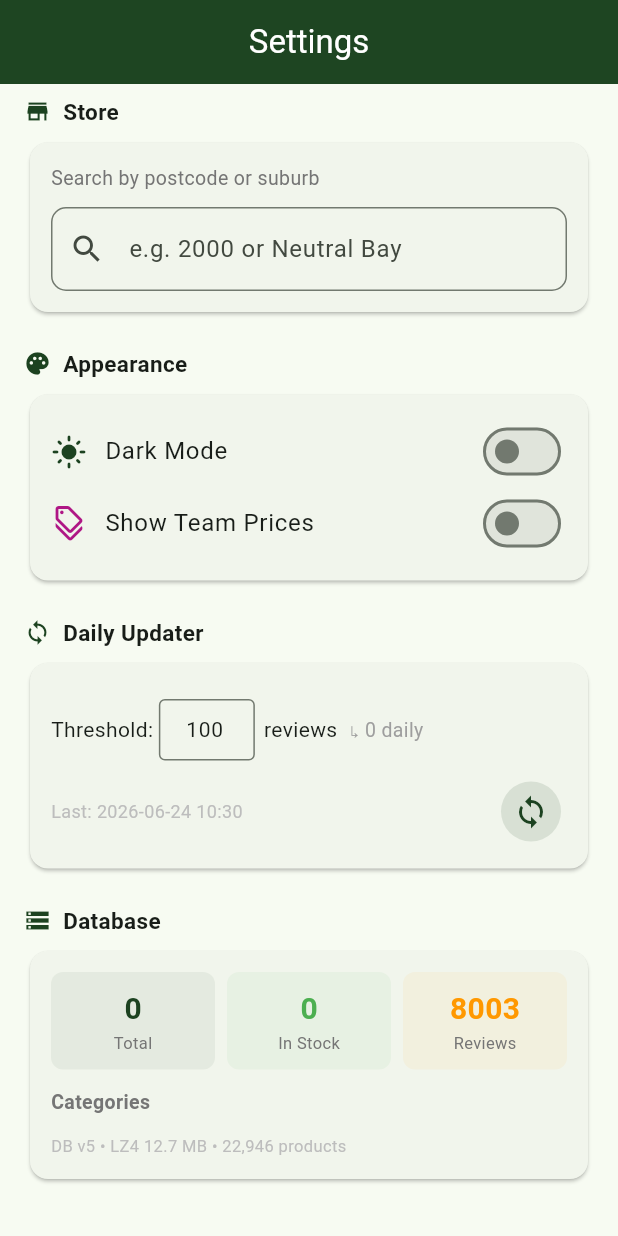
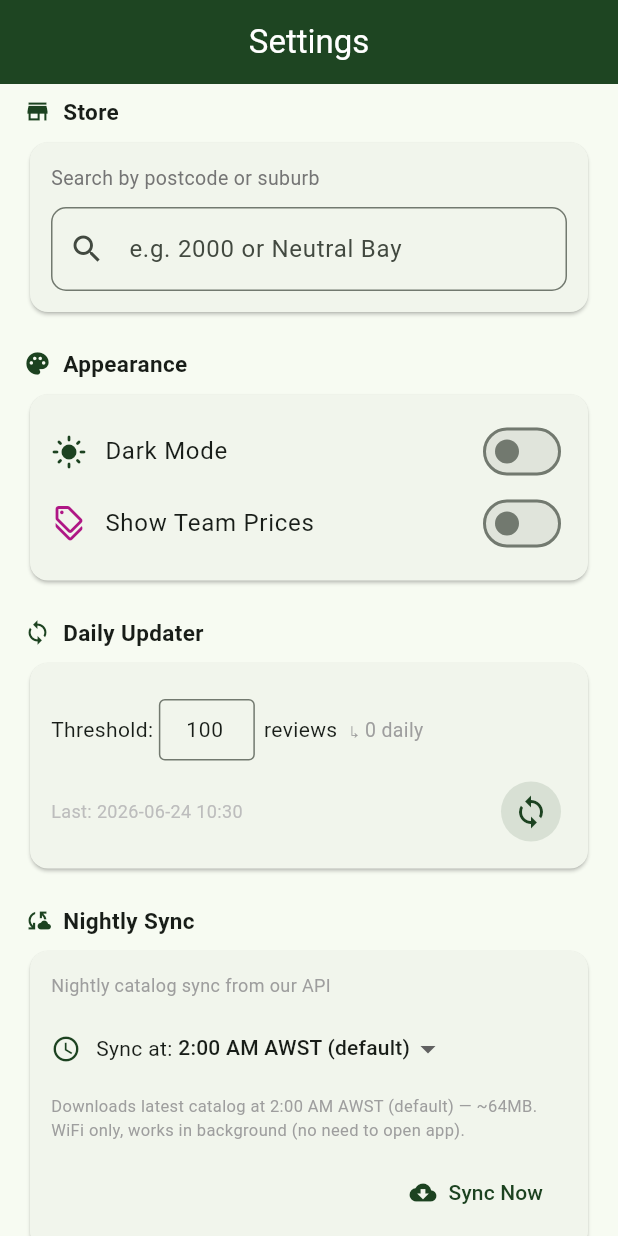
Before and after one commit to CalvFletch/MY-dans, a Flutter app: the SettingsScreen screen opened directly with empty values, after a tap on the "sync" icon, on a phone screen of 412 x 824 dp. Run offline on Flutter 3.47's test engine with Material 3 defaults, Android fonts, the phone set to English and light mode, and no system bars; our stand-ins replace cached_network_image, fl_chart, flutter_svg, shared_preferences, sqflite; missing offline and left inert: dart_lz4, mobile_scanner; accounts and stored records are empty; network calls fail.

Commit message:
Asset reorg: renamed icons + sync schedule + DM key stripped + WiFi bg sync

```diff
--- a/lib/screens/settings_screen.dart
+++ b/lib/screens/settings_screen.dart
@@ -1,10 +1,13 @@
 import 'dart:async';
+import 'dart:io';
 import 'package:flutter/material.dart';
+import 'package:path_provider/path_provider.dart';
 import '../main.dart';
 import '../services/api_service.dart';
 import '../services/cache_service.dart';
 import '../services/database_service.dart';
 import '../services/background_service.dart';
+import '../services/sync_service.dart';
 
 class SettingsScreen extends StatefulWidget {
   final bool darkMode;
@@ -37,6 +40,7 @@ class _SettingsScreenState extends State<SettingsScreen> {
   Map<String, int> _catCounts = {};
   int _totalProducts = 0;
   int _inStock = 0;
+  int _syncHour = 2; // default 2am AWST
 
   @override
   void initState() {
@@ -44,6 +48,7 @@ class _SettingsScreenState extends State<SettingsScreen> {
     _loadStore();
     _loadDailyInfo();
     _loadStats();
+    _loadSyncSettings();
     _searchController.addListener(_onSearchChanged);
   }
 
@@ -64,12 +69,13 @@ class _SettingsScreenState extends State<SettingsScreen> {
       stock += row['st'] as int;
       total += row['c'] as int;
     }
-    if (mounted)
+    if (mounted) {
       setState(() {
         _catCounts = counts;
         _totalProducts = total;
         _inStock = stock;
       });
+    }
   }
 
   Future<void> _loadDailyInfo() async {
@@ -83,6 +89,11 @@ class _SettingsScreenState extends State<SettingsScreen> {
       _lastDailyRun = last;
       _estimatedCount = count;
     });
+  }
+
+  Future<void> _loadSyncSettings() async {
+    final h = await CacheService.getSyncHour();
+    if (mounted) setState(() => _syncHour = h);
   }
 
   Future<void> _runNow() async {
@@ -99,11 +110,12 @@ class _SettingsScreenState extends State<SettingsScreen> {
       );
       await _loadDailyInfo();
     } finally {
-      if (mounted)
+      if (mounted) {
         setState(() {
           _running = false;
           _dailyProgress = null;
         });
+      }
     }
   }
 
@@ -135,11 +147,12 @@ class _SettingsScreenState extends State<SettingsScreen> {
     if (q.isEmpty || q.length < 3) return;
     setState(() => _loading = true);
     final stores = await ApiService.searchStores(q);
-    if (mounted)
+    if (mounted) {
       setState(() {
         _stores = stores;
         _loading = false;
       });
+    }
   }
 
   Future<void> _selectStore(Map<String, dynamic> store) async {
@@ -187,6 +200,10 @@ class _SettingsScreenState extends State<SettingsScreen> {
           _section('Daily Updater', Icons.sync),
           const SizedBox(height: 6),
           _updaterCard(),
+          const SizedBox(height: 20),
+          _section('Nightly Sync', Icons.cloud_sync),
+          const SizedBox(height: 6),
+          _syncCard(),
           const SizedBox(height: 20),
           _section('Database', Icons.storage),
           const SizedBox(height: 6),
@@ -454,6 +471,119 @@ class _SettingsScreenState extends State<SettingsScreen> {
   int get _totalNew =>
       _catCounts.values.fold(0, (a, b) => a + b) > 0 ? 504 : 504; // from build
 
+  Future<void> _exportDb() async {
+    try {
+      final data = await DatabaseService.instance.exportDb();
+      final dir = await getApplicationDocumentsDirectory();
+      final file = File('${dir.path}/mydans_export.db.lz4');
+      await file.writeAsBytes(data);
+      if (mounted) {
+        ScaffoldMessenger.of(context).showSnackBar(
+          SnackBar(
+            content: Text(
+              'Exported ${(data.length / 1024 / 1024).toStringAsFixed(1)} MB to ${file.path}',
+            ),
+          ),
+        );
+      }
+    } catch (e) {
+      if (mounted) {
+        ScaffoldMessenger.of(
+          context,
+        ).showSnackBar(SnackBar(content: Text('Export failed: $e')));
+      }
+    }
+  }
+
+  // ── Nightly Sync ───────────────────────────
+
+  Widget _syncCard() {
+    final labels = {
+      -1: 'Manual only',
+      0: '12:00 AM AWST',
+      1: '1:00 AM AWST',
+      2: '2:00 AM AWST (default)',
+      3: '3:00 AM AWST',
+      4: '4:00 AM AWST',
+      22: '10:00 PM AWST',
+      23: '11:00 PM AWST',
+    };
+
+    return _card(
+      children: [
+        const Text(
+          'Nightly catalog sync from our API',
+          style: TextStyle(fontSize: 12, color: Colors.grey),
+        ),
+        const SizedBox(height: 10),
+        Row(
+          children: [
+            const Icon(Icons.schedule, size: 20, color: AppColors.primary),
+            const SizedBox(width: 10),
+            const Text('Sync at: ', style: TextStyle(fontSize: 14)),
+            DropdownButton<int>(
+              value: _syncHour,
+              items: labels.entries.map((e) {
+                return DropdownMenuItem(
+                  value: e.key,
+                  child: Text(e.value, style: const TextStyle(fontSize: 14)),
+                );
+              }).toList(),
+              onChanged: (v) async {
+                if (v != null) {
+                  setState(() => _syncHour = v);
+                  await CacheService.setSyncHour(v);
+                  await SyncService.schedule(
+                    hour: v,
+                  ); // re-schedule background task
+                }
+              },
+              underline: const SizedBox(),
+            ),
+          ],
+        ),
+        const SizedBox(height: 6),
+        Text(
+          _syncHour == -1
+              ? 'Sync only when you tap "Check Now" below.'
+              : 'Downloads latest catalog at ${labels[_syncHour] ?? '???'} — ~64MB. '
+                    'WiFi only, works in background (no need to open app).',
+          style: const TextStyle(fontSize: 11, color: Colors.grey),
+        ),
+        const SizedBox(height: 10),
+        Row(
+          children: [
+            const Spacer(),
+            TextButton.icon(
+              onPressed: () async {
+                try {
+                  final ok = await DatabaseService.instance.checkRemoteDb();
+                  if (mounted) {
+                    ScaffoldMessenger.of(context).showSnackBar(
+                      SnackBar(
+                        content: Text(
+                          ok ? 'Catalog updated!' : 'Already up to date',
+                        ),
+                      ),
+                    );
+                  }
+                } catch (e) {
+                  if (mounted) {
+                    ScaffoldMessenger.of(
+                      context,
+                    ).showSnackBar(SnackBar(content: Text('Sync failed: $e')));
+                  }
+                }
+              },
+              icon: const Icon(Icons.cloud_download, size: 18),
+              label: const Text('Sync Now'),
+            ),
+          ],
+        ),
+      ],
+    );
+  }
+
   // ── Database ───────────────────────────────
 
   Widget _dbCard(bool isDark) {
@@ -469,9 +599,9 @@ class _SettingsScreenState extends State<SettingsScreen> {
         // Summary row
         Row(
           children: [
-            _statBox('Total', '${_totalProducts}', AppColors.primary, isDark),
+            _statBox('Total', '$_totalProducts', AppColors.primary, isDark),
             const SizedBox(width: 8),
-            _statBox('In Stock', '${_inStock}', Colors.green, isDark),
+            _statBox('In Stock', '$_inStock', Colors.green, isDark),
             const SizedBox(width: 8),
             _statBox('Reviews', '8003', Colors.orange, isDark),
           ],
@@ -538,9 +668,23 @@ class _SettingsScreenState extends State<SettingsScreen> {
               ),
             ),
         const SizedBox(height: 6),
-        Text(
-          'DB v5 • LZ4 12.7 MB • 22,946 products',
-          style: TextStyle(color: Colors.grey[400], fontSize: 11),
+        Row(
+          children: [
+            Text(
+              'DB v5 • LZ4 • $_totalProducts products',
+              style: TextStyle(color: Colors.grey[400], fontSize: 11),
+            ),
+            const Spacer(),
+            IconButton(
+              onPressed: _exportDb,
+              icon: const Icon(Icons.upload_file, size: 18),
+              tooltip: 'Export DB',
+              style: IconButton.styleFrom(
+                backgroundColor: AppColors.primary.withAlpha(25),
+                padding: const EdgeInsets.all(6),
+              ),
+            ),
+          ],
         ),
       ],
     );
--- a/lib/services/background_service.dart
+++ b/lib/services/background_service.dart
@@ -3,14 +3,49 @@ import 'dart:convert';
 import 'package:http/http.dart' as http;
 import 'package:shared_preferences/shared_preferences.dart';
 import 'database_service.dart';
+import 'cache_service.dart';
+import 'sync_service.dart';
 
 /// Background daily product updater
-/// - Runs on app launch if >24h since last run
-/// - Finds new products in catalog
-/// - Updates details/prices/stock for popular items (≥ review threshold)
+/// - Nightly: downloads full catalog from our API at user's chosen time
+/// - Daily: updates details/prices/stock for popular items (≥ review threshold)
 class BackgroundUpdater {
   static const _lastRunKey = 'daily_update_last_run';
   static const _reviewThresholdKey = 'daily_review_threshold';
+
+  /// Called on app launch — checks if nightly sync is due.
+  /// Downloads latest catalog from our API if within the sync window.
+  static Future<bool> syncCatalogIfScheduled() async {
+    try {
+      final syncHour = await CacheService.getSyncHour();
+      if (syncHour == -1) return false; // Manual only
+
+      final lastSync = await CacheService.getLastSync();
+      final now = DateTime.now();
+
+      // Sync if current hour matches scheduled hour AND last sync > 20h ago
+      if (now.hour != syncHour) return false;
+
+      if (lastSync != null && now.difference(lastSync).inHours < 20) {
+        return false;
+      }
+
+      print('[SYNC] Running nightly catalog sync (${syncHour}:00)');
+      final updated = await DatabaseService.instance.checkRemoteDb();
+      if (updated) {
+        await CacheService.setLastSync(now);
+        print('[SYNC] Catalog updated');
+      }
+
+      // Keep WorkManager task in sync with user's preference
+      await SyncService.schedule(hour: syncHour);
+
+      return updated;
+    } catch (e) {
+      print('[SYNC] Error: $e');
+      return false;
+    }
+  }
 
   static Future<void> checkAndRun({
     bool force = false,
@@ -47,121 +82,65 @@ class BackgroundUpdater {
     SharedPreferences prefs,
     void Function(int done, int total)? onProgress,
   ) async {
-    final headers = {
-      'Ocp-Apim-Subscription-Key': 'REDACTED3b914654a250e79d62250776',
-      'User-Agent': 'DanMurphy/10.1.1',
-      'Content-Type': 'application/json',
-    };
+    // All data comes from OUR API — no Dan Murphy's key in the app.
+    // Our server holds the DM key and proxies requests safely.
 
-    // Use SQLite for existing product tracking
     final dbService = DatabaseService.instance;
     if (!dbService.isReady) {
       print('[DAILY] SQLite not ready, skipping');
       return;
     }
 
-    // Step 1: Fetch current catalog codes
-    final currentCodes = <String>{};
-    for (var page = 1; page <= 80; page++) {
-      try {
-        final r = await http.post(
-          Uri.parse(
-            'https://apiservices.danmurphys.com.au/cmpt/api/v2/AdvertisedOffers/Products',
-          ),
-          headers: headers,
-          body: json.encode({'PageNumber': page, 'PageSize': 50}),
-        );
-        if (r.statusCode != 200) break;
-        final data = json.decode(r.body) as Map<String, dynamic>;
-        final products = data['products'] as List<dynamic>? ?? [];
-        if (products.isEmpty) break;
+    try {
+      // Step 1: Get current version from our API
+      final apiBase = await CacheService.getApiBaseUrl();
+      final versionResp = await http
+          .get(Uri.parse('$apiBase/api/db/version'))
+          .timeout(const Duration(seconds: 10));
+
+      if (versionResp.statusCode != 200) {
+        print('[DAILY] API version check failed');
+        return;
+      }
+
+      final versionData = json.decode(versionResp.body) as Map<String, dynamic>;
+      final remoteVersion = versionData['version'] ?? '';
+
+      // Step 2: Get diff since last known version (small payload)
+      final lastVersion = prefs.getString('db_version') ?? '';
+      final diffResp = await http
+          .get(Uri.parse('$apiBase/api/db/diff?since=$lastVersion'))
+          .timeout(const Duration(seconds: 60));
+
+      if (diffResp.statusCode == 200) {
+        final diff = json.decode(diffResp.body) as Map<String, dynamic>;
+        final products = diff['products'] as List<dynamic>? ?? [];
+        final removed = diff['removed'] as List<dynamic>? ?? [];
+
+        // Step 3: Apply diff to local SQLite
         for (final p in products) {
-          currentCodes.add((p['id'] ?? '').toString());
+          await dbService.upsertProduct(
+            p['stockcode']?.toString() ?? '',
+            p as Map<String, dynamic>,
+          );
         }
-        await Future.delayed(const Duration(milliseconds: 200));
-      } catch (_) {
-        break;
+
+        for (final code in removed) {
+          await dbService.removeProduct(code.toString());
+        }
+
+        onProgress?.call(products.length, products.length);
+        await prefs.setString('db_version', remoteVersion.toString());
+        print('[DAILY] Diff applied: +${products.length} -${removed.length}');
+      } else if (diffResp.statusCode == 404) {
+        // No diff available — download full DB
+        print('[DAILY] No diff, downloading full DB...');
+        await DatabaseService.instance.checkRemoteDb();
+        await prefs.setString('db_version', remoteVersion.toString());
       }
+    } catch (e) {
+      print('[DAILY] Update error: $e');
     }
-    print('[DAILY] Catalog: ${currentCodes.length} codes');
-
-    // Step 2: Find new codes + popular codes (100+ reviews)
-    final newCodes = <String>[];
-    final popularCodes = <String>[];
-    for (final code in currentCodes) {
-      final existing = await dbService.getProduct(code);
-      if (existing == null) {
-        newCodes.add(code);
-      } else if (existing.totalReviewCount >= threshold) {
-        popularCodes.add(code);
-      }
-    }
-    print('[DAILY] New: ${newCodes.length}, Popular: ${popularCodes.length}');
-
-    // Step 3: Fetch details for new + popular
-    final toFetch = <String>{...newCodes, ...popularCodes}.toList();
-    var fetched = 0;
-
-    for (final code in toFetch) {
-      try {
-        final r = await http.get(
-          Uri.parse(
-            'https://api.danmurphys.com.au/apis/ui/Product/$code?StoreNo=$storeNo',
-          ),
-          headers: headers,
-        );
-        if (r.statusCode == 200) {
-          final data = json.decode(r.body) as Map<String, dynamic>;
-          final products = data['Products'] as List<dynamic>?;
-          if (products != null && products.isNotEmpty) {
-            final p = products[0] as Map<String, dynamic>;
-            final additionalDetails =
-                (p['AdditionalDetails'] as List<dynamic>?) ?? [];
-            String ad(String n) =>
-                (additionalDetails.firstWhere(
-                          (d) => d['Name'] == n,
-                          orElse: () => {'Value': ''},
-                        )['Value'] ??
-                        '')
-                    .toString();
-
-            final priceMap = p['Prices'] as Map<String, dynamic>? ?? {};
-            final prices = <Map<String, dynamic>>[];
-            for (final entry in priceMap.entries) {
-              final pd = entry.value as Map<String, dynamic>?;
-              if (pd != null) {
-                prices.add({
-                  'type': entry.key,
-                  'message': '${pd['Message'] ?? ''}',
-                  'value': (pd['Value'] ?? 0).toDouble(),
-                  'preText': '${pd['PreText'] ?? ''}',
-                  'isMemberOffer': pd['IsMemberOffer'] == true,
-                  'packType': '${pd['PackType'] ?? ''}',
-                  'beforePromotion': (pd['BeforePromotion'] ?? 0).toDouble(),
-                  'afterPromotion': (pd['AfterPromotion'] ?? 0).toDouble(),
-                });
-              }
-            }
-
-            final isNew = newCodes.contains(code);
-            final data = isNew
-                ? _extractFull(p, code, ad, priceMap)
-                : _extractPriceOnly(p, code, ad, priceMap);
-            await dbService.upsertProduct(code, data);
-            fetched++;
-            onProgress?.call(fetched, toFetch.length);
-          }
-        } else if (r.statusCode == 429) {
-          await Future.delayed(const Duration(seconds: 30));
-        }
-      } catch (_) {}
-
-      // Rate limit: 2 req/sec
-      await Future.delayed(const Duration(milliseconds: 500));
-    }
-
-    // Step 4: Done — data saved to SQLite via upsertProduct
-    print('[DAILY] Done. Fetched: $fetched products');
   }
 
   static Future<String> _getStoreNo() async {
@@ -185,109 +164,12 @@ class BackgroundUpdater {
     return s != null ? DateTime.tryParse(s) : null;
   }
 
-  /// Estimate how many products would be checked daily (new + popular)
+  /// Estimate how many products in local DB
   static Future<int> estimateProductCount(int threshold) async {
     if (!DatabaseService.instance.isReady) return 0;
     final r = await DatabaseService.instance.db.rawQuery(
-      'SELECT COUNT(*) as c FROM products WHERE is_new = 1 OR review_count >= ?',
-      [threshold],
+      'SELECT COUNT(*) as c FROM products',
     );
     return (r.first['c'] as int?) ?? 0;
   }
-
-  /// Extract full product data for NEW products
-  static Map<String, dynamic> _extractFull(
-    Map<String, dynamic> p,
-    String code,
-    String Function(String) ad,
-    Map<String, dynamic> priceMap,
-  ) {
-    final prices = _parsePrices(priceMap);
-    return {
-      'stockcode': '${p['Stockcode'] ?? code}',
-      'title': ad('webtitle'),
-      'brand': ad('webbrandname'),
-      'description': '${p['Description'] ?? ''}',
-      'richDescription': '${p['RichDescription'] ?? ''}',
-      'packageSize': ad('webliquorsize'),
-      'alcoholVolume': ad('webalcoholpercentage'),
-      'varietal': ad('varietal'),
-      'region': ad('webregionoforigin'),
-      'state': ad('webstateoforigin'),
-      'country': ad('countryoforigin'),
-      'vintage': ad('webvintagecurrent'),
-      'closure': ad('webbottleclosure'),
-      'standardDrinks': ad('standarddrinks'),
-      'wineBody': ad('webwinebody'),
-      'wineSweetness': ad('webwinestyle'),
-      'averageRating': double.tryParse(ad('webaverageproductrating')),
-      'totalReviewCount': int.tryParse(ad('webtotalreviewcount')) ?? 0,
-      'smallImageUrl': '${p['SmallImageFile'] ?? ''}',
-      'mediumImageUrl': '${p['MediumImageFile'] ?? ''}',
-      'largeImageUrl': '${p['LargeImageFile'] ?? ''}',
-      'imageVariants': <String>[],
-      'categories':
-          (p['Categories'] as List<dynamic>?)
-              ?.map((c) => '${c['Name'] ?? ''}')
-              .toList() ??
-          [],
-      'productTags': (p['ProductTags'] as List<dynamic>?)?.toList() ?? [],
-      'productSashes': (p['ProductSashes'] as List<dynamic>?)?.toList() ?? [],
-      'prices': prices,
-      'stockOnHand': p['StockOnHand'] ?? 0,
-      'isPurchasable': p['IsPurchasable'] == true,
-      'isOnSpecial': p['IsOnSpecial'] == true,
-      'isMemberSpecial': p['IsMemberSpecial'] == true,
-      'previousTitles': <String>[],
-      'priceHistory': <Map>[],
-      'firstSeen': DateTime.now().toIso8601String(),
-      'lastPriceRefresh': DateTime.now().toIso8601String(),
-      'lastDetailRefresh': DateTime.now().toIso8601String(),
-    };
-  }
-
-  /// Extract only price/stock/review data for EXISTING products
-  static Map<String, dynamic> _extractPriceOnly(
-    Map<String, dynamic> p,
-    String code,
-    String Function(String) ad,
-    Map<String, dynamic> priceMap,
-  ) {
-    final prices = _parsePrices(priceMap);
-    return {
-      'stockcode': '${p['Stockcode'] ?? code}',
-      'prices': prices,
-      'stockOnHand': p['StockOnHand'] ?? 0,
-      'isPurchasable': p['IsPurchasable'] == true,
-      'isOnSpecial': p['IsOnSpecial'] == true,
-      'isMemberSpecial': p['IsMemberSpecial'] == true,
-      'averageRating': double.tryParse(ad('webaverageproductrating')),
-      'totalReviewCount': int.tryParse(ad('webtotalreviewcount')) ?? 0,
-      'productTags': (p['ProductTags'] as List<dynamic>?)?.toList() ?? [],
-      'productSashes': (p['ProductSashes'] as List<dynamic>?)?.toList() ?? [],
-      'lastPriceRefresh': DateTime.now().toIso8601String(),
-    };
-  }
-
-  static List<Map<String, dynamic>> _parsePrices(
-    Map<String, dynamic> priceMap,
-  ) {
-    final prices = <Map<String, dynamic>>[];
-    for (final entry in priceMap.entries) {
-      final pd = entry.value as Map<String, dynamic>?;
-      if (pd != null) {
-        prices.add({
-          'type': entry.key,
-          'message': '${pd['Message'] ?? ''}',
-          'value': (pd['Value'] ?? 0).toDouble(),
-          'preText': '${pd['PreText'] ?? ''}',
-          'isMemberOffer': pd['IsMemberOffer'] == true,
-          'packType': '${pd['PackType'] ?? ''}',
-          'beforePromotion': (pd['BeforePromotion'] ?? 0).toDouble(),
-          'afterPromotion': (pd['AfterPromotion'] ?? 0).toDouble(),
-        });
-      }
-    }
-    return prices;
-  }
 }
--- a/lib/services/cache_service.dart
+++ b/lib/services/cache_service.dart
@@ -10,6 +10,9 @@ class CacheService {
   static const _postcodeKey = 'postcode';
   static const _darkModeKey = 'dark_mode';
   static const _teamDiscountKey = 'team_discount';
+  static const _syncTimeKey = 'sync_time';
+  static const _lastSyncKey = 'last_sync_time';
+  static const _apiBaseKey = 'api_base_url';
   static const _cacheMaxAge = Duration(hours: 2);
 
   // --- Product Catalog Cache ---
@@ -106,6 +109,43 @@ class CacheService {
     await prefs.setBool(_teamDiscountKey, show);
   }
 
+  // --- Nightly Sync ---
+
+  /// Get preferred sync hour (0-23). Default 1 (1am). -1 = manual only.
+  static Future<int> getSyncHour() async {
+    final prefs = await SharedPreferences.getInstance();
+    return prefs.getInt(_syncTimeKey) ?? 2;
+  }
+
+  static Future<void> setSyncHour(int hour) async {
+    final prefs = await SharedPreferences.getInstance();
+    await prefs.setInt(_syncTimeKey, hour);
+  }
+
+  /// Last time a nightly sync completed
+  static Future<DateTime?> getLastSync() async {
+    final prefs = await SharedPreferences.getInstance();
+    final ts = prefs.getInt(_lastSyncKey);
+    if (ts == null) return null;
+    return DateTime.fromMillisecondsSinceEpoch(ts);
+  }
+
+  static Future<void> setLastSync(DateTime time) async {
+    final prefs = await SharedPreferences.getInstance();
+    await prefs.setInt(_lastSyncKey, time.millisecondsSinceEpoch);
+  }
+
+  /// API base URL for our backend
+  static Future<String> getApiBaseUrl() async {
+    final prefs = await SharedPreferences.getInstance();
+    return prefs.getString(_apiBaseKey) ?? 'https://mydans.calvfletch.dev';
+  }
+
+  static Future<void> setApiBaseUrl(String url) async {
+    final prefs = await SharedPreferences.getInstance();
+    await prefs.setString(_apiBaseKey, url);
+  }
+
   /// Check if a product has a team/member price from the API.
   /// The API returns `promoprice` with `IsMemberOffer: true` for team-eligible products.
   /// No calculation needed — the API gives the actual team price.
```
Also changed, not shown: lib/main.dart (+8 -27 lines), lib/services/database_service.dart (+83 -1 lines), pubspec.yaml (+4 -3 lines), assets/MY-dans-app-icon.png (added), assets/MY-dans-mobile-app-icon.svg (added), assets/original-dans-header-banner.svg (added), 1 other file.
